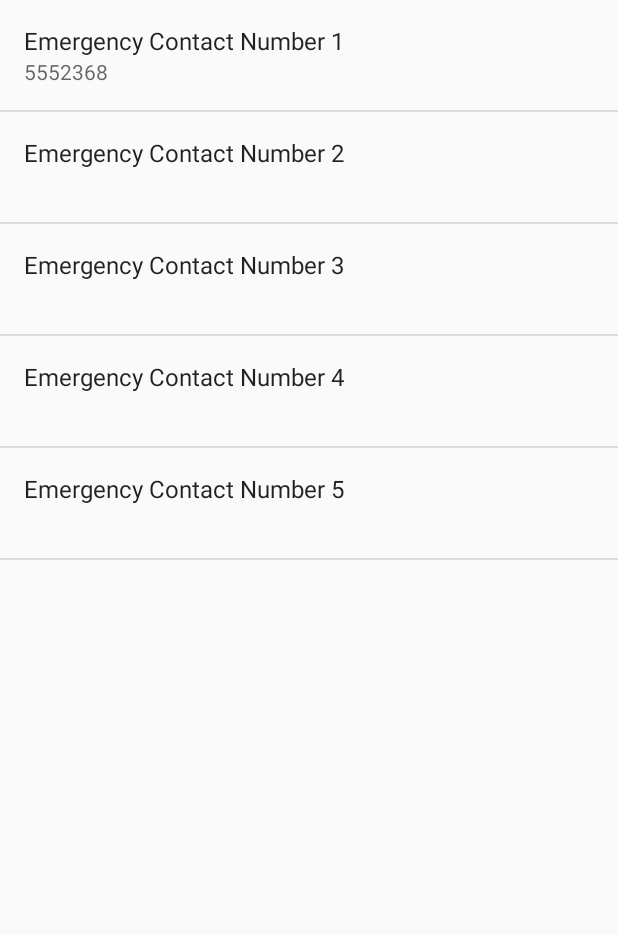
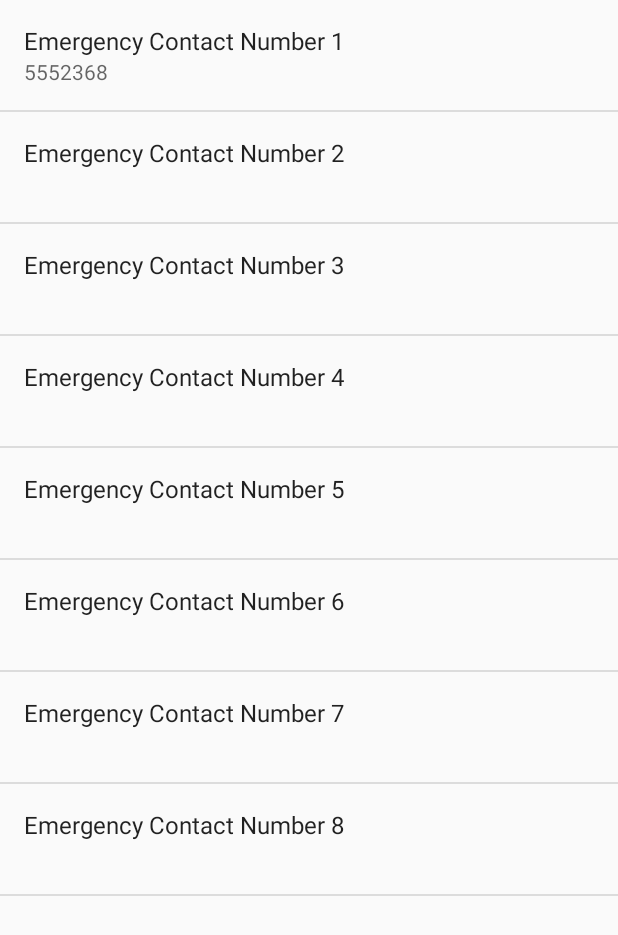
Before and after one commit to emayer2/CycLife, an Android app: the SettingsActivity screen opened directly, with no data from a screen before it, after a tap on "Add Emergency Contacts", on a phone screen of 412 x 824 dp. Shown: the top 935 px of the screen. Run offline under Robolectric (Android 15) with nearby library versions, the phone set to English and light mode, and no system bars; 3 other taps on this screen came first.

Commit message:
"Small quality of life changes: added more contacts and better enabling of permissions early in the launch of the app"

```diff
--- a/App/app/src/main/java/edu/uw/cyclife/cyclifeapp/MainActivity.java
+++ b/App/app/src/main/java/edu/uw/cyclife/cyclifeapp/MainActivity.java
@@ -160,6 +160,11 @@ public class MainActivity extends AppCompatActivity
                 setBatteryHeight(currHeight);
             }
         });
+
+        ActivityCompat.requestPermissions(this,
+                new String[]{Manifest.permission.ACCESS_COARSE_LOCATION}, 1);
+        ActivityCompat.requestPermissions(this,
+                new String[]{Manifest.permission.ACCESS_FINE_LOCATION}, 1);
 
         mLatitudeLabel = getResources().getString(R.string.latitude_label);
         mLongitudeLabel = getResources().getString(R.string.longitude_label);
--- a/App/app/src/main/java/edu/uw/cyclife/cyclifeapp/SettingsActivity.java
+++ b/App/app/src/main/java/edu/uw/cyclife/cyclifeapp/SettingsActivity.java
@@ -210,6 +210,9 @@ public class SettingsActivity extends AppCompatPreferenceActivity {
             bindPreferenceSummaryToValue(findPreference("contact3"));
             bindPreferenceSummaryToValue(findPreference("contact4"));
             bindPreferenceSummaryToValue(findPreference("contact5"));
+            bindPreferenceSummaryToValue(findPreference("contact6"));
+            bindPreferenceSummaryToValue(findPreference("contact7"));
+            bindPreferenceSummaryToValue(findPreference("contact8"));
         }
 
         @Override
--- a/App/app/src/main/res/xml/pref_general.xml
+++ b/App/app/src/main/res/xml/pref_general.xml
@@ -74,6 +74,33 @@
             android:selectAllOnFocus="true"
             android:singleLine="true">
         </EditTextPreference>
+        <EditTextPreference
+            android:capitalize="words"
+            android:key="contact6"
+            android:title="Emergency Contact Number 6"
+            android:defaultValue=" "
+            android:maxLines="1"
+            android:selectAllOnFocus="true"
+            android:singleLine="true">
+        </EditTextPreference>
+        <EditTextPreference
+            android:capitalize="words"
+            android:key="contact7"
+            android:title="Emergency Contact Number 7"
+            android:defaultValue=" "
+            android:maxLines="1"
+            android:selectAllOnFocus="true"
+            android:singleLine="true">
+        </EditTextPreference>
+        <EditTextPreference
+            android:capitalize="words"
+            android:key="contact8"
+            android:title="Emergency Contact Number 8"
+            android:defaultValue=" "
+            android:maxLines="1"
+            android:selectAllOnFocus="true"
+            android:singleLine="true">
+        </EditTextPreference>
         <!--<Preference-->
             <!--android:key="button_contact1"-->
             <!--android:title="Emergency Contact 1">-->
```
